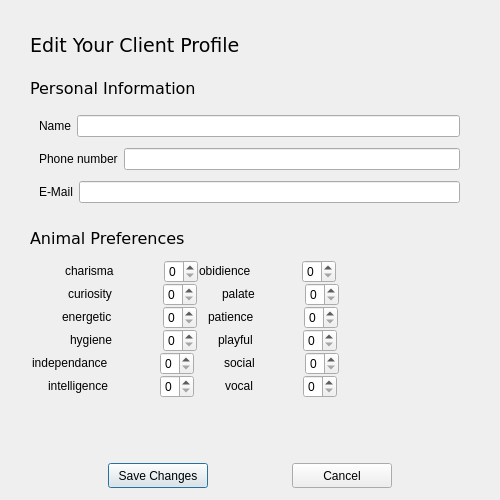
ColeMacdonald1709/comp3004, file editclient.ui: the form before one commit.
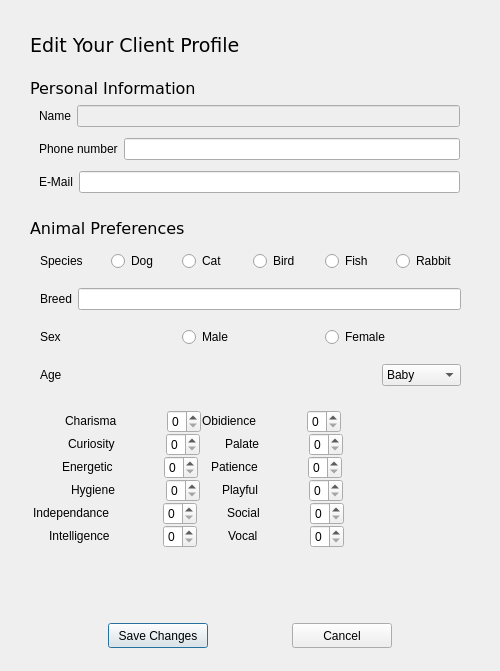
The form after the commit.

```diff
--- a/editclient.ui
+++ b/editclient.ui
@@ -2,32 +2,6 @@
 <ui version="4.0">
  <class>EditClient</class>
  <widget class="QDialog" name="EditClient">
-  <property name="geometry">
-   <rect>
-    <x>0</x>
-    <y>0</y>
-    <width>500</width>
-    <height>500</height>
-   </rect>
-  </property>
-  <property name="sizePolicy">
-   <sizepolicy hsizetype="Fixed" vsizetype="Fixed">
-    <horstretch>0</horstretch>
-    <verstretch>0</verstretch>
-   </sizepolicy>
-  </property>
-  <property name="minimumSize">
-   <size>
-    <width>500</width>
-    <height>500</height>
-   </size>
-  </property>
-  <property name="maximumSize">
-   <size>
-    <width>500</width>
-    <height>500</height>
-   </size>
-  </property>
   <property name="windowTitle">
    <string>Dialog</string>
   </property>
@@ -35,7 +9,7 @@
    <property name="geometry">
     <rect>
      <x>29</x>
-     <y>110</y>
+     <y>100</y>
      <width>441</width>
      <height>101</height>
     </rect>
@@ -57,7 +31,11 @@
        </widget>
       </item>
       <item>
-       <widget class="QLineEdit" name="txtName"/>
+       <widget class="QLineEdit" name="txtName">
+        <property name="enabled">
+         <bool>false</bool>
+        </property>
+       </widget>
       </item>
      </layout>
     </item>
@@ -125,11 +103,11 @@
     <set>Qt::AlignLeading|Qt::AlignLeft|Qt::AlignVCenter</set>
    </property>
   </widget>
-  <widget class="QWidget" name="">
+  <widget class="QWidget" name="layoutWidget">
    <property name="geometry">
     <rect>
      <x>30</x>
-     <y>460</y>
+     <y>620</y>
      <width>441</width>
      <height>31</height>
     </rect>
@@ -191,9 +169,9 @@
    <property name="geometry">
     <rect>
      <x>30</x>
-     <y>260</y>
+     <y>410</y>
      <width>441</width>
-     <height>181</height>
+     <height>198</height>
     </rect>
    </property>
    <layout class="QGridLayout" name="NPAttributes">
@@ -215,117 +193,6 @@
     <property name="spacing">
      <number>0</number>
     </property>
-    <item row="5" column="0">
-     <layout class="QHBoxLayout" name="NPA6">
-      <property name="spacing">
-       <number>50</number>
-      </property>
-      <property name="leftMargin">
-       <number>16</number>
-      </property>
-      <item>
-       <widget class="QLabel" name="NPAttr6">
-        <property name="sizePolicy">
-         <sizepolicy hsizetype="Maximum" vsizetype="Maximum">
-          <horstretch>0</horstretch>
-          <verstretch>0</verstretch>
-         </sizepolicy>
-        </property>
-        <property name="text">
-         <string>intelligence</string>
-        </property>
-       </widget>
-      </item>
-      <item>
-       <widget class="QSpinBox" name="NPAttr6spinBox">
-        <property name="sizePolicy">
-         <sizepolicy hsizetype="Maximum" vsizetype="Maximum">
-          <horstretch>0</horstretch>
-          <verstretch>0</verstretch>
-         </sizepolicy>
-        </property>
-        <property name="maximum">
-         <number>5</number>
-        </property>
-       </widget>
-      </item>
-     </layout>
-    </item>
-    <item row="1" column="1">
-     <layout class="QHBoxLayout" name="NPA8">
-      <property name="spacing">
-       <number>50</number>
-      </property>
-      <property name="leftMargin">
-       <number>24</number>
-      </property>
-      <property name="rightMargin">
-       <number>0</number>
-      </property>
-      <item>
-       <widget class="QLabel" name="NPAttr8">
-        <property name="sizePolicy">
-         <sizepolicy hsizetype="Maximum" vsizetype="Maximum">
-          <horstretch>0</horstretch>
-          <verstretch>0</verstretch>
-         </sizepolicy>
-        </property>
-        <property name="text">
-         <string>palate</string>
-        </property>
-       </widget>
-      </item>
-      <item>
-       <widget class="QSpinBox" name="NPAttr8spinBox">
-        <property name="sizePolicy">
-         <sizepolicy hsizetype="Maximum" vsizetype="Maximum">
-          <horstretch>0</horstretch>
-          <verstretch>0</verstretch>
-         </sizepolicy>
-        </property>
-        <property name="maximum">
-         <number>5</number>
-        </property>
-       </widget>
-      </item>
-     </layout>
-    </item>
-    <item row="1" column="0">
-     <layout class="QHBoxLayout" name="NPA2">
-      <property name="spacing">
-       <number>50</number>
-      </property>
-      <property name="leftMargin">
-       <number>37</number>
-      </property>
-      <item>
-       <widget class="QLabel" name="NPAttr2">
-        <property name="sizePolicy">
-         <sizepolicy hsizetype="Maximum" vsizetype="Maximum">
-          <horstretch>0</horstretch>
-          <verstretch>0</verstretch>
-         </sizepolicy>
-        </property>
-        <property name="text">
-         <string>curiosity</string>
-        </property>
-       </widget>
-      </item>
-      <item>
-       <widget class="QSpinBox" name="NPAttr2spinBox">
-        <property name="sizePolicy">
-         <sizepolicy hsizetype="Maximum" vsizetype="Maximum">
-          <horstretch>0</horstretch>
-          <verstretch>0</verstretch>
-         </sizepolicy>
-        </property>
-        <property name="maximum">
-         <number>5</number>
-        </property>
-       </widget>
-      </item>
-     </layout>
-    </item>
     <item row="4" column="1">
      <layout class="QHBoxLayout" name="NPA11">
       <property name="spacing">
@@ -343,7 +210,7 @@
          </sizepolicy>
         </property>
         <property name="text">
-         <string>social</string>
+         <string>Social</string>
         </property>
        </widget>
       </item>
@@ -362,114 +229,6 @@
       </item>
      </layout>
     </item>
-    <item row="2" column="1">
-     <layout class="QHBoxLayout" name="NPA9">
-      <property name="spacing">
-       <number>50</number>
-      </property>
-      <property name="leftMargin">
-       <number>10</number>
-      </property>
-      <item>
-       <widget class="QLabel" name="NPAttr9">
-        <property name="sizePolicy">
-         <sizepolicy hsizetype="Maximum" vsizetype="Maximum">
-          <horstretch>0</horstretch>
-          <verstretch>0</verstretch>
-         </sizepolicy>
-        </property>
-        <property name="text">
-         <string>patience</string>
-        </property>
-       </widget>
-      </item>
-      <item>
-       <widget class="QSpinBox" name="NPAttr9spinBox">
-        <property name="sizePolicy">
-         <sizepolicy hsizetype="Maximum" vsizetype="Maximum">
-          <horstretch>0</horstretch>
-          <verstretch>0</verstretch>
-         </sizepolicy>
-        </property>
-        <property name="maximum">
-         <number>5</number>
-        </property>
-       </widget>
-      </item>
-     </layout>
-    </item>
-    <item row="5" column="1">
-     <layout class="QHBoxLayout" name="NPA12">
-      <property name="spacing">
-       <number>50</number>
-      </property>
-      <property name="leftMargin">
-       <number>27</number>
-      </property>
-      <item>
-       <widget class="QLabel" name="NPAttr12">
-        <property name="sizePolicy">
-         <sizepolicy hsizetype="Maximum" vsizetype="Maximum">
-          <horstretch>0</horstretch>
-          <verstretch>0</verstretch>
-         </sizepolicy>
-        </property>
-        <property name="text">
-         <string>vocal</string>
-        </property>
-       </widget>
-      </item>
-      <item>
-       <widget class="QSpinBox" name="NPAttr12spinBox">
-        <property name="sizePolicy">
-         <sizepolicy hsizetype="Maximum" vsizetype="Maximum">
-          <horstretch>0</horstretch>
-          <verstretch>0</verstretch>
-         </sizepolicy>
-        </property>
-        <property name="maximum">
-         <number>5</number>
-        </property>
-       </widget>
-      </item>
-     </layout>
-    </item>
-    <item row="3" column="1">
-     <layout class="QHBoxLayout" name="NPA10">
-      <property name="spacing">
-       <number>50</number>
-      </property>
-      <property name="leftMargin">
-       <number>20</number>
-      </property>
-      <item>
-       <widget class="QLabel" name="NPAttr10">
-        <property name="sizePolicy">
-         <sizepolicy hsizetype="Maximum" vsizetype="Maximum">
-          <horstretch>0</horstretch>
-          <verstretch>0</verstretch>
-         </sizepolicy>
-        </property>
-        <property name="text">
-         <string>playful</string>
-        </property>
-       </widget>
-      </item>
-      <item>
-       <widget class="QSpinBox" name="NPAttr10spinBox">
-        <property name="sizePolicy">
-         <sizepolicy hsizetype="Maximum" vsizetype="Maximum">
-          <horstretch>0</horstretch>
-          <verstretch>0</verstretch>
-         </sizepolicy>
-        </property>
-        <property name="maximum">
-         <number>5</number>
-        </property>
-       </widget>
-      </item>
-     </layout>
-    </item>
     <item row="2" column="0">
      <layout class="QHBoxLayout" name="NPA3">
       <property name="spacing">
@@ -487,7 +246,7 @@
          </sizepolicy>
         </property>
         <property name="text">
-         <string>energetic</string>
+         <string>Energetic</string>
         </property>
        </widget>
       </item>
@@ -506,13 +265,19 @@
       </item>
      </layout>
     </item>
-    <item row="4" column="0">
-     <layout class="QHBoxLayout" name="NPA5">
+    <item row="0" column="0">
+     <layout class="QHBoxLayout" name="NPA1">
       <property name="spacing">
        <number>50</number>
       </property>
+      <property name="sizeConstraint">
+       <enum>QLayout::SetMinimumSize</enum>
+      </property>
+      <property name="leftMargin">
+       <number>35</number>
+      </property>
       <item>
-       <widget class="QLabel" name="NPAttr5">
+       <widget class="QLabel" name="NPAttr1">
         <property name="sizePolicy">
          <sizepolicy hsizetype="Maximum" vsizetype="Maximum">
           <horstretch>0</horstretch>
@@ -520,12 +285,12 @@
          </sizepolicy>
         </property>
         <property name="text">
-         <string>independance</string>
+         <string>Charisma</string>
         </property>
        </widget>
       </item>
       <item>
-       <widget class="QSpinBox" name="NPAttr5spinBox">
+       <widget class="QSpinBox" name="NPAttr1spinBox">
         <property name="sizePolicy">
          <sizepolicy hsizetype="Maximum" vsizetype="Maximum">
           <horstretch>0</horstretch>
@@ -553,7 +318,7 @@
          </sizepolicy>
         </property>
         <property name="text">
-         <string>obidience</string>
+         <string>Obidience</string>
         </property>
        </widget>
       </item>
@@ -572,6 +337,111 @@
       </item>
      </layout>
     </item>
+    <item row="3" column="1">
+     <layout class="QHBoxLayout" name="NPA10">
+      <property name="spacing">
+       <number>50</number>
+      </property>
+      <property name="leftMargin">
+       <number>20</number>
+      </property>
+      <item>
+       <widget class="QLabel" name="NPAttr10">
+        <property name="sizePolicy">
+         <sizepolicy hsizetype="Maximum" vsizetype="Maximum">
+          <horstretch>0</horstretch>
+          <verstretch>0</verstretch>
+         </sizepolicy>
+        </property>
+        <property name="text">
+         <string>Playful</string>
+        </property>
+       </widget>
+      </item>
+      <item>
+       <widget class="QSpinBox" name="NPAttr10spinBox">
+        <property name="sizePolicy">
+         <sizepolicy hsizetype="Maximum" vsizetype="Maximum">
+          <horstretch>0</horstretch>
+          <verstretch>0</verstretch>
+         </sizepolicy>
+        </property>
+        <property name="maximum">
+         <number>5</number>
+        </property>
+       </widget>
+      </item>
+     </layout>
+    </item>
+    <item row="4" column="0">
+     <layout class="QHBoxLayout" name="NPA5">
+      <property name="spacing">
+       <number>50</number>
+      </property>
+      <item>
+       <widget class="QLabel" name="NPAttr5">
+        <property name="sizePolicy">
+         <sizepolicy hsizetype="Maximum" vsizetype="Maximum">
+          <horstretch>0</horstretch>
+          <verstretch>0</verstretch>
+         </sizepolicy>
+        </property>
+        <property name="text">
+         <string>Independance</string>
+        </property>
+       </widget>
+      </item>
+      <item>
+       <widget class="QSpinBox" name="NPAttr5spinBox">
+        <property name="sizePolicy">
+         <sizepolicy hsizetype="Maximum" vsizetype="Maximum">
+          <horstretch>0</horstretch>
+          <verstretch>0</verstretch>
+         </sizepolicy>
+        </property>
+        <property name="maximum">
+         <number>5</number>
+        </property>
+       </widget>
+      </item>
+     </layout>
+    </item>
+    <item row="1" column="0">
+     <layout class="QHBoxLayout" name="NPA2">
+      <property name="spacing">
+       <number>50</number>
+      </property>
+      <property name="leftMargin">
+       <number>37</number>
+      </property>
+      <item>
+       <widget class="QLabel" name="NPAttr2">
+        <property name="sizePolicy">
+         <sizepolicy hsizetype="Maximum" vsizetype="Maximum">
+          <horstretch>0</horstretch>
+          <verstretch>0</verstretch>
+         </sizepolicy>
+        </property>
+        <property name="text">
+         <string>Curiosity</string>
+        </property>
+       </widget>
+      </item>
+      <item>
+       <widget class="QSpinBox" name="NPAttr2spinBox">
+        <property name="sizePolicy">
+         <sizepolicy hsizetype="Maximum" vsizetype="Maximum">
+          <horstretch>0</horstretch>
+          <verstretch>0</verstretch>
+         </sizepolicy>
+        </property>
+        <property name="maximum">
+         <number>5</number>
+        </property>
+       </widget>
+      </item>
+     </layout>
+    </item>
     <item row="3" column="0">
      <layout class="QHBoxLayout" name="NPA4">
       <property name="spacing">
@@ -589,7 +459,7 @@
          </sizepolicy>
         </property>
         <property name="text">
-         <string>hygiene</string>
+         <string>Hygiene</string>
         </property>
        </widget>
       </item>
@@ -608,19 +478,52 @@
       </item>
      </layout>
     </item>
-    <item row="0" column="0">
-     <layout class="QHBoxLayout" name="NPA1">
+    <item row="5" column="0">
+     <layout class="QHBoxLayout" name="NPA6">
       <property name="spacing">
        <number>50</number>
       </property>
-      <property name="sizeConstraint">
-       <enum>QLayout::SetMinimumSize</enum>
+      <property name="leftMargin">
+       <number>16</number>
       </property>
+      <item>
+       <widget class="QLabel" name="NPAttr6">
+        <property name="sizePolicy">
+         <sizepolicy hsizetype="Maximum" vsizetype="Maximum">
+          <horstretch>0</horstretch>
+          <verstretch>0</verstretch>
+         </sizepolicy>
+        </property>
+        <property name="text">
+         <string>Intelligence</string>
+        </property>
+       </widget>
+      </item>
+      <item>
+       <widget class="QSpinBox" name="NPAttr6spinBox">
+        <property name="sizePolicy">
+         <sizepolicy hsizetype="Maximum" vsizetype="Maximum">
+          <horstretch>0</horstretch>
+          <verstretch>0</verstretch>
+         </sizepolicy>
+        </property>
+        <property name="maximum">
+         <number>5</number>
+        </property>
+       </widget>
+      </item>
+     </layout>
+    </item>
+    <item row="2" column="1">
+     <layout class="QHBoxLayout" name="NPA9">
+      <property name="spacing">
+       <number>50</number>
+      </property>
       <property name="leftMargin">
-       <number>35</number>
+       <number>10</number>
       </property>
       <item>
-       <widget class="QLabel" name="NPAttr1">
+       <widget class="QLabel" name="NPAttr9">
         <property name="sizePolicy">
          <sizepolicy hsizetype="Maximum" vsizetype="Maximum">
           <horstretch>0</horstretch>
@@ -628,12 +531,87 @@
          </sizepolicy>
         </property>
         <property name="text">
-         <string>charisma</string>
+         <string>Patience</string>
         </property>
        </widget>
       </item>
       <item>
-       <widget class="QSpinBox" name="NPAttr1spinBox">
+       <widget class="QSpinBox" name="NPAttr9spinBox">
+        <property name="sizePolicy">
+         <sizepolicy hsizetype="Maximum" vsizetype="Maximum">
+          <horstretch>0</horstretch>
+          <verstretch>0</verstretch>
+         </sizepolicy>
+        </property>
+        <property name="maximum">
+         <number>5</number>
+        </property>
+       </widget>
+      </item>
+     </layout>
+    </item>
+    <item row="1" column="1">
+     <layout class="QHBoxLayout" name="NPA8">
+      <property name="spacing">
+       <number>50</number>
+      </property>
+      <property name="leftMargin">
+       <number>24</number>
+      </property>
+      <property name="rightMargin">
+       <number>0</number>
+      </property>
+      <item>
+       <widget class="QLabel" name="NPAttr8">
+        <property name="sizePolicy">
+         <sizepolicy hsizetype="Maximum" vsizetype="Maximum">
+          <horstretch>0</horstretch>
+          <verstretch>0</verstretch>
+         </sizepolicy>
+        </property>
+        <property name="text">
+         <string>Palate</string>
+        </property>
+       </widget>
+      </item>
+      <item>
+       <widget class="QSpinBox" name="NPAttr8spinBox">
+        <property name="sizePolicy">
+         <sizepolicy hsizetype="Maximum" vsizetype="Maximum">
+          <horstretch>0</horstretch>
+          <verstretch>0</verstretch>
+         </sizepolicy>
+        </property>
+        <property name="maximum">
+         <number>5</number>
+        </property>
+       </widget>
+      </item>
+     </layout>
+    </item>
+    <item row="5" column="1">
+     <layout class="QHBoxLayout" name="NPA12">
+      <property name="spacing">
+       <number>52</number>
+      </property>
+      <property name="leftMargin">
+       <number>27</number>
+      </property>
+      <item>
+       <widget class="QLabel" name="NPAttr12">
+        <property name="sizePolicy">
+         <sizepolicy hsizetype="Maximum" vsizetype="Maximum">
+          <horstretch>0</horstretch>
+          <verstretch>0</verstretch>
+         </sizepolicy>
+        </property>
+        <property name="text">
+         <string>Vocal</string>
+        </property>
+       </widget>
+      </item>
+      <item>
+       <widget class="QSpinBox" name="NPAttr12spinBox">
         <property name="sizePolicy">
          <sizepolicy hsizetype="Maximum" vsizetype="Maximum">
           <horstretch>0</horstretch>
@@ -653,7 +631,7 @@
    <property name="geometry">
     <rect>
      <x>30</x>
-     <y>230</y>
+     <y>220</y>
      <width>161</width>
      <height>17</height>
     </rect>
@@ -687,6 +665,174 @@
     <string>Personal Information</string>
    </property>
   </widget>
+  <widget class="QWidget" name="verticalLayoutWidget_2">
+   <property name="geometry">
+    <rect>
+     <x>30</x>
+     <y>240</y>
+     <width>441</width>
+     <height>161</height>
+    </rect>
+   </property>
+   <layout class="QVBoxLayout" name="PAttributeLayout">
+    <property name="spacing">
+     <number>6</number>
+    </property>
+    <item>
+     <layout class="QHBoxLayout" name="name_layout_3">
+      <property name="leftMargin">
+       <number>10</number>
+      </property>
+      <property name="rightMargin">
+       <number>10</number>
+      </property>
+      <item>
+       <widget class="QLabel" name="name_label_3">
+        <property name="text">
+         <string>Species</string>
+        </property>
+       </widget>
+      </item>
+      <item>
+       <widget class="QRadioButton" name="radDog">
+        <property name="text">
+         <string>Dog</string>
+        </property>
+       </widget>
+      </item>
+      <item>
+       <widget class="QRadioButton" name="radCat">
+        <property name="text">
+         <string>Cat</string>
+        </property>
+       </widget>
+      </item>
+      <item>
+       <widget class="QRadioButton" name="radBird">
+        <property name="text">
+         <string>Bird</string>
+        </property>
+       </widget>
+      </item>
+      <item>
+       <widget class="QRadioButton" name="radFist">
+        <property name="text">
+         <string>Fish</string>
+        </property>
+       </widget>
+      </item>
+      <item>
+       <widget class="QRadioButton" name="radRabbit">
+        <property name="text">
+         <string>Rabbit</string>
+        </property>
+       </widget>
+      </item>
+     </layout>
+    </item>
+    <item>
+     <layout class="QHBoxLayout" name="name_layout_4">
+      <property name="leftMargin">
+       <number>10</number>
+      </property>
+      <property name="rightMargin">
+       <number>10</number>
+      </property>
+      <item>
+       <widget class="QLabel" name="name_label_4">
+        <property name="text">
+         <string>Breed</string>
+        </property>
+       </widget>
+      </item>
+      <item>
+       <widget class="QLineEdit" name="txtBreed"/>
+      </item>
+     </layout>
+    </item>
+    <item>
+     <layout class="QHBoxLayout" name="name_layout_5">
+      <property name="leftMargin">
+       <number>10</number>
+      </property>
+      <property name="rightMargin">
+       <number>10</number>
+      </property>
+      <item>
+       <widget class="QLabel" name="name_label_5">
+        <property name="text">
+         <string>Sex</string>
+        </property>
+       </widget>
+      </item>
+      <item>
+       <widget class="QRadioButton" name="radMale">
+        <property name="text">
+         <string>Male</string>
+        </property>
+       </widget>
+      </item>
+      <item>
+       <widget class="QRadioButton" name="radFemale">
+        <property name="text">
+         <string>Female</string>
+        </property>
+       </widget>
+      </item>
+     </layout>
+    </item>
+    <item>
+     <layout class="QHBoxLayout" name="name_layout_6">
+      <property name="leftMargin">
+       <number>10</number>
+      </property>
+      <property name="rightMargin">
+       <number>10</number>
+      </property>
+      <item>
+       <widget class="QLabel" name="name_label_6">
+        <property name="text">
+         <string>Age</string>
+        </property>
+       </widget>
+      </item>
+      <item>
+       <widget class="QComboBox" name="ageComboBox">
+        <property name="enabled">
+         <bool>true</bool>
+        </property>
+        <property name="sizePolicy">
+         <sizepolicy hsizetype="Fixed" vsizetype="Fixed">
+          <horstretch>0</horstretch>
+          <verstretch>0</verstretch>
+         </sizepolicy>
+        </property>
+        <item>
+         <property name="text">
+          <string>Baby</string>
+         </property>
+        </item>
+        <item>
+         <property name="text">
+          <string>Teenage</string>
+         </property>
+        </item>
+        <item>
+         <property name="text">
+          <string>Adult</string>
+         </property>
+        </item>
+        <item>
+         <property name="text">
+          <string>Mature</string>
+         </property>
+        </item>
+       </widget>
+      </item>
+     </layout>
+    </item>
+   </layout>
+  </widget>
  </widget>
  <resources/>
  <connections/>
```
Left out of the diff: 4 changed lines with no effect on the pictures.
